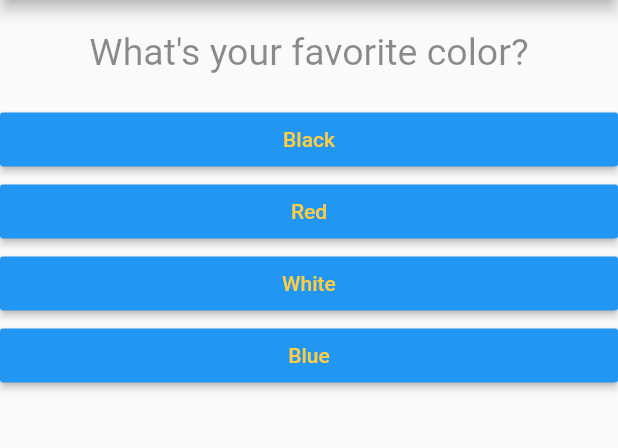
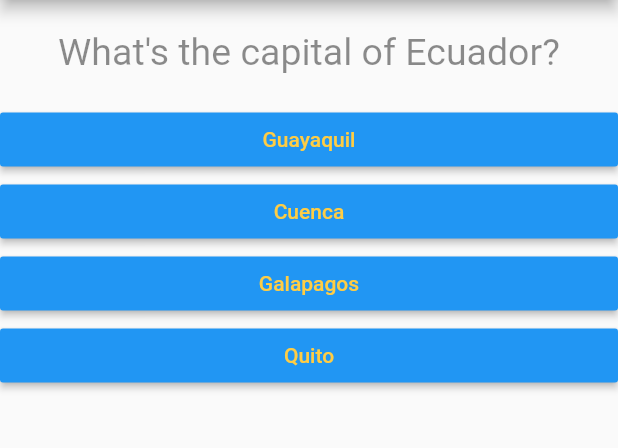
Before and after one commit to jjsebastianfuertes/QuestionApp-Flutter, a Flutter app: the screen it shows after launch, on a phone screen of 412 x 824 dp, the part 84-532 px from its top. Run offline on Flutter 3.47's test engine with Material 2 defaults, Android fonts, the phone set to English and light mode, and no system bars.

Commit message:
add score

```diff
--- a/flutter_app/lib/main.dart
+++ b/flutter_app/lib/main.dart
@@ -17,25 +17,44 @@ class MyApp extends StatefulWidget {
 class _MyAppState extends State<MyApp> {
   final _questions = const [
     {
-      'questions': 'What\'s your favorite color?',
-      'anwsers': ['Black', 'Red', 'White', 'Blue']
+      'questions': 'What\'s the capital of Ecuador?',
+      'anwsers': [
+        {'text': 'Guayaquil', 'score': 0},
+        {'text': 'Cuenca', 'score': 0},
+        {'text': 'Galapagos', 'score': 0},
+        {'text': 'Quito', 'score': 100}
+      ]
     },
     {
-      'questions': 'What\'s your favorite animal?',
-      'anwsers': ['Cow', 'Dog', 'Snake', 'Lion']
+      'questions': 'How big are condor\'s wings?',
+      'anwsers': [
+        {'text': '2 mts', 'score': 100},
+        {'text': '8 mts', 'score': 0},
+        {'text': '1 mts', 'score': 0},
+        {'text': '10 mts', 'score': 0}
+      ]
     },
     {
-      'questions': 'What\'s your favorite food?',
-      'anwsers': ['Chinesse', 'Italian', 'Mexican', 'Spanish']
+      'questions': 'Where is Montañita beach?',
+      'anwsers': [
+        {'text': 'Esmeraldas', 'score': 0},
+        {'text': 'Guayas', 'score': 100},
+        {'text': 'Santa Cruz', 'score': 0},
+        {'text': 'Loja', 'score': 0}
+      ]
     }
   ];
+
   var _questionIndex = 0;
+  var _totalScore = 0;
 
-  void _answerQuestion() {
+  void _answerQuestion(int score) {
+    _totalScore += score;
+
     setState(() {
       _questionIndex++;
     });
-    print('Answer Chosen! ${_questionIndex}');
+//    print('Answer Chosen! $_questionIndex');
     if (_questionIndex < _questions.length) {
       print('We have more questions');
     }
@@ -56,7 +75,7 @@ class _MyAppState extends State<MyApp> {
                   questionIndex: _questionIndex,
                   questions: _questions,
                 )
-              : Result(),
+              : Result(_totalScore),
         ),
       ),
     );
--- a/flutter_app/lib/quiz.dart
+++ b/flutter_app/lib/quiz.dart
@@ -18,8 +18,8 @@ class Quiz extends StatelessWidget {
     return Column(
       children: <Widget>[
         Question(questions[questionIndex]['questions']),
-        ...(questions[questionIndex]['anwsers'] as List<String>).map((anwser) {
-          return Answer(anwserQuestion, anwser);
+        ...(questions[questionIndex]['anwsers'] as List<Map<String, Object>>).map((anwser) {
+          return Answer(() => anwserQuestion(anwser['score']), anwser['text']);
         }).toList()
       ],
     );
```
Also changed, not shown: flutter_app/lib/result.dart (+23 -2 lines).
